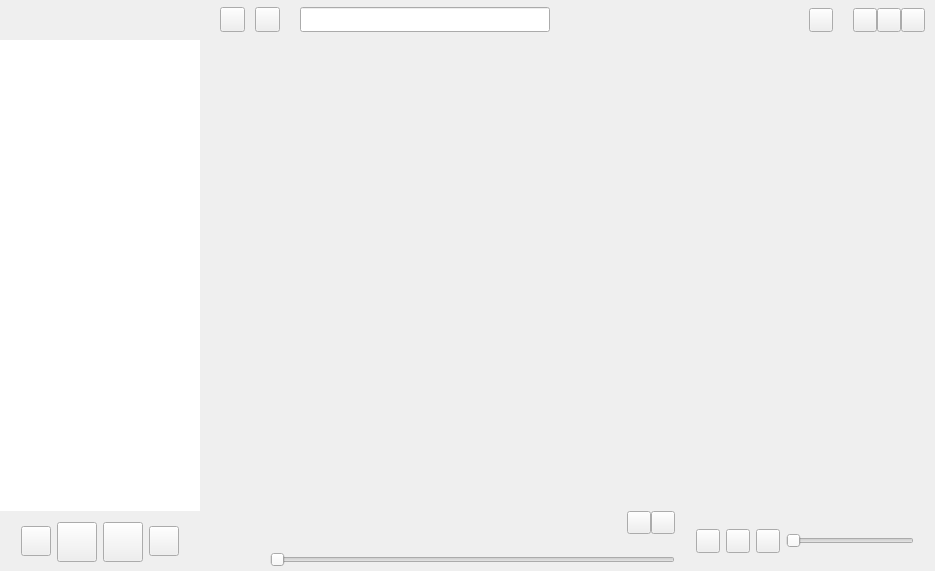
Before: the Qt Designer form src/xamp/xamp.ui in billlin0904/xamp2, drawn with Qt 5.
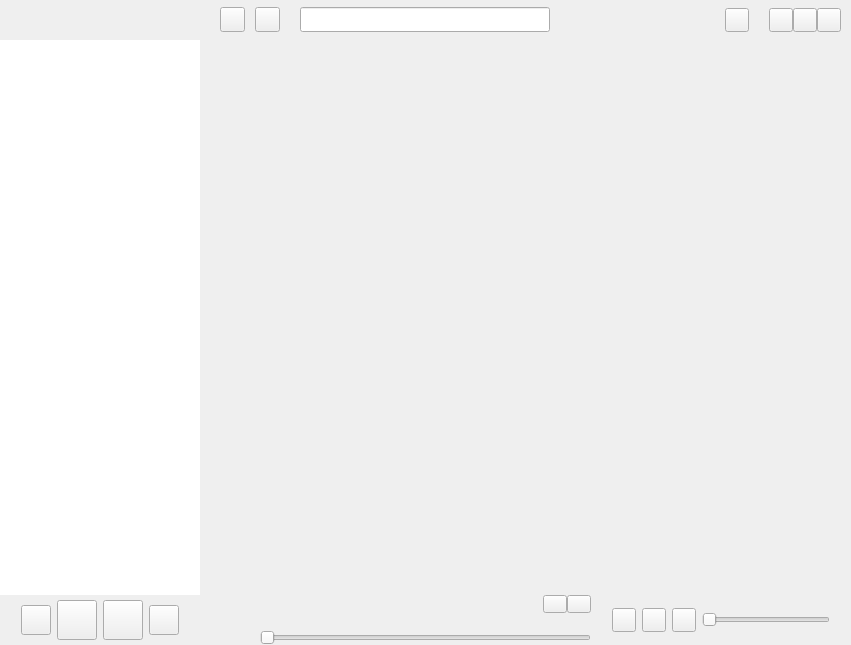
After: the same form once the commit is applied. Custom widgets are drawn as their Qt base class.

What changed in the file:
```diff
--- a/src/xamp/xamp.ui
+++ b/src/xamp/xamp.ui
@@ -6,8 +6,8 @@
    <rect>
     <x>0</x>
     <y>0</y>
-    <width>935</width>
-    <height>571</height>
+    <width>851</width>
+    <height>645</height>
    </rect>
   </property>
   <property name="windowTitle">
@@ -52,13 +52,13 @@
         <property name="minimumSize">
          <size>
           <width>0</width>
-          <height>60</height>
+          <height>50</height>
          </size>
         </property>
         <property name="maximumSize">
          <size>
           <width>16777215</width>
-          <height>60</height>
+          <height>50</height>
          </size>
         </property>
         <property name="frameShape">
@@ -87,14 +87,14 @@
           <widget class="ClickableLabel" name="coverLabel">
            <property name="minimumSize">
             <size>
-             <width>60</width>
-             <height>60</height>
+             <width>50</width>
+             <height>50</height>
             </size>
            </property>
            <property name="maximumSize">
             <size>
-             <width>60</width>
-             <height>60</height>
+             <width>50</width>
+             <height>50</height>
             </size>
            </property>
            <property name="text">
@@ -256,16 +256,10 @@
            </item>
            <item>
             <widget class="SeekSlider" name="seekSlider">
-             <property name="minimumSize">
-              <size>
-               <width>0</width>
-               <height>18</height>
-              </size>
-             </property>
              <property name="maximumSize">
               <size>
                <width>16777215</width>
-               <height>18</height>
+               <height>16</height>
               </size>
              </property>
              <property name="orientation">
@@ -415,13 +409,13 @@
         <property name="minimumSize">
          <size>
           <width>200</width>
-          <height>60</height>
+          <height>50</height>
          </size>
         </property>
         <property name="maximumSize">
          <size>
           <width>200</width>
-          <height>60</height>
+          <height>50</height>
          </size>
         </property>
         <property name="frameShape">
@@ -431,6 +425,18 @@
          <enum>QFrame::Plain</enum>
         </property>
         <layout class="QHBoxLayout" name="horizontalLayout_2">
+         <property name="leftMargin">
+          <number>2</number>
+         </property>
+         <property name="topMargin">
+          <number>2</number>
+         </property>
+         <property name="rightMargin">
+          <number>2</number>
+         </property>
+         <property name="bottomMargin">
+          <number>2</number>
+         </property>
          <item>
           <spacer name="horizontalSpacer_2">
            <property name="orientation">
@@ -831,6 +837,9 @@
            <property name="orientation">
             <enum>Qt::Vertical</enum>
            </property>
+           <property name="sizeType">
+            <enum>QSizePolicy::Fixed</enum>
+           </property>
            <property name="sizeHint" stdset="0">
             <size>
              <width>20</width>
```
